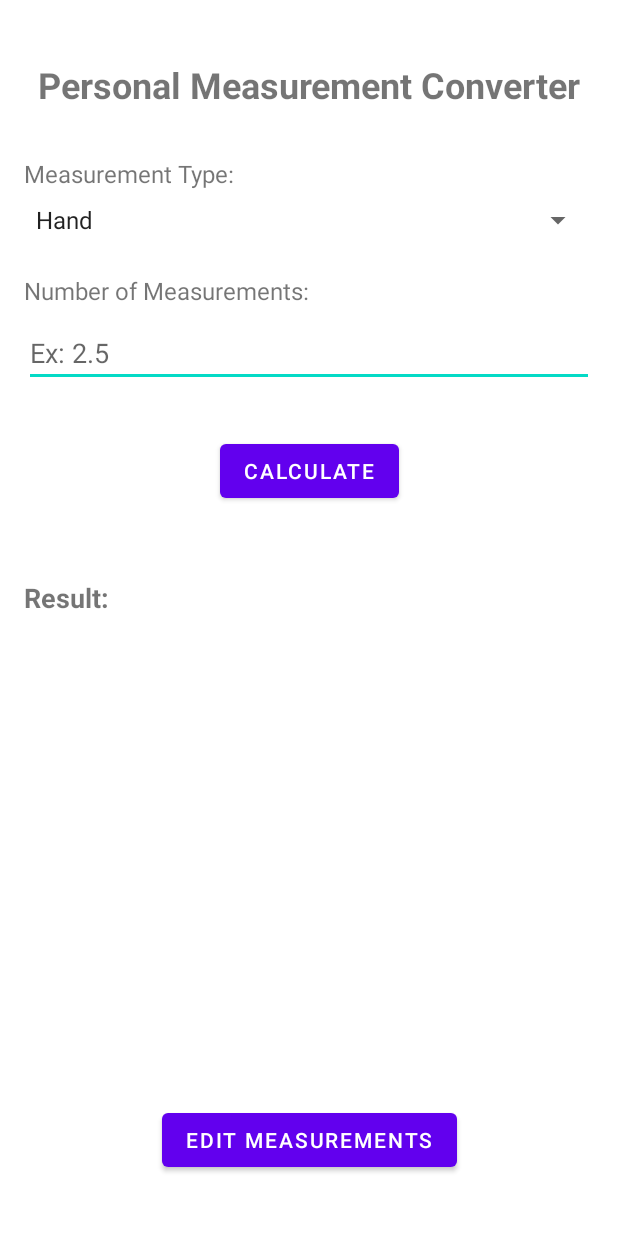
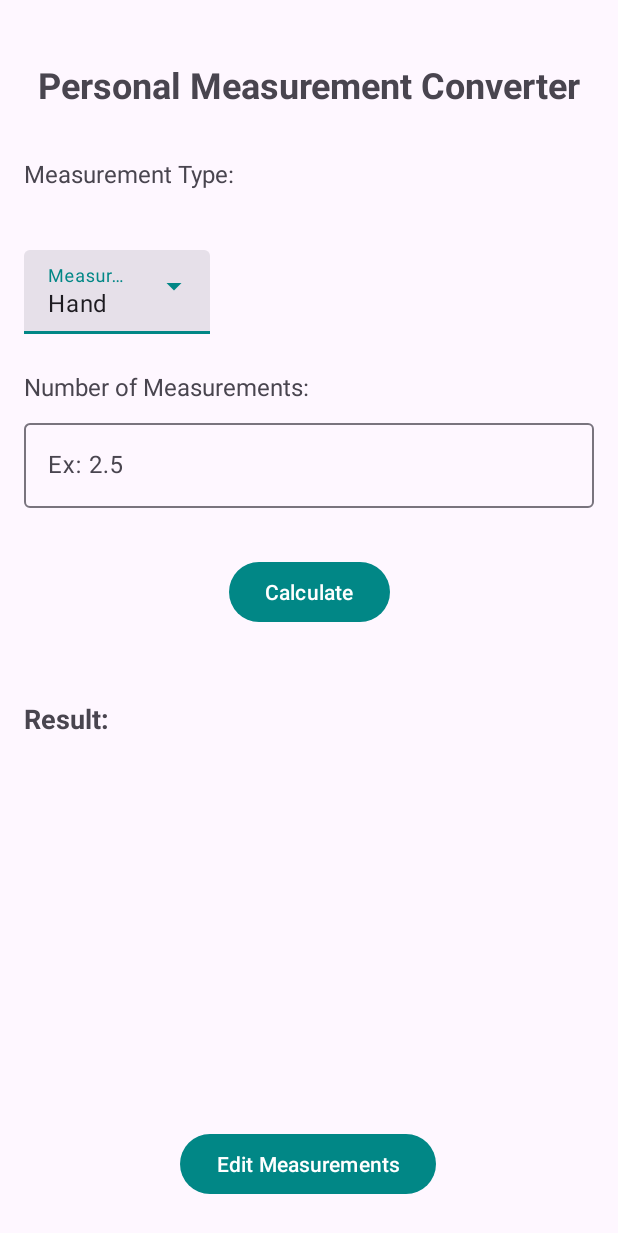
Before and after one commit to LilMbuziVert/Handy, an Android app built with Jetpack Compose: the screen it shows after launch (MainActivity), on a phone screen of 412 x 824 dp. Shown: the top 1233 px of the screen. Run offline under Robolectric (Android 15) with nearby library versions, the phone set to English and light mode, and no system bars.

Commit message:
material changes

```diff
--- a/app/src/main/AndroidManifest.xml
+++ b/app/src/main/AndroidManifest.xml
@@ -8,6 +8,7 @@
         android:fullBackupContent="@xml/backup_rules"
         android:icon="@mipmap/ic_launcher"
         android:label="@string/app_name"
+        tools:replace="android:theme"
         android:roundIcon="@mipmap/ic_launcher_round"
         android:supportsRtl="true"
         android:theme="@style/Theme.Handy"
--- a/app/src/main/java/com/example/handy/MainActivity.kt
+++ b/app/src/main/java/com/example/handy/MainActivity.kt
@@ -2,38 +2,25 @@ package com.example.handy
 
 import android.annotation.SuppressLint
 import android.os.Bundle
-import android.preference.PreferenceManager
 import android.view.View
-import android.widget.AdapterView
 import android.widget.Button
 import android.widget.EditText
-import android.widget.Spinner
 import android.widget.TextView
 import android.widget.ArrayAdapter
 import android.widget.Toast
-import androidx.activity.ComponentActivity
-import androidx.activity.compose.setContent
-import androidx.activity.enableEdgeToEdge
 import androidx.appcompat.app.AppCompatActivity
-import androidx.compose.foundation.layout.fillMaxSize
-import androidx.compose.foundation.layout.padding
-import androidx.compose.material3.Scaffold
-import androidx.compose.material3.Text
-import androidx.compose.runtime.Composable
-import androidx.compose.ui.Modifier
-import androidx.compose.ui.text.toLowerCase
-import androidx.compose.ui.tooling.preview.Preview
-import com.example.handy.ui.theme.HandyTheme
+import com.google.android.material.textfield.MaterialAutoCompleteTextView
 import java.util.Locale
 
 class MainActivity : AppCompatActivity() {
     private lateinit var measurementConverter: MeasurementConverter
 
     //Input fields
-    private lateinit var spinnerMeasurementType: Spinner
-    private lateinit var spinnerFingerType: Spinner
+    private lateinit var spinnerMeasurementType: MaterialAutoCompleteTextView
+    private lateinit var spinnerFingerType: MaterialAutoCompleteTextView
     private lateinit var editTextMeasurementValue: EditText
     private lateinit var buttonCalculate: Button
+    private lateinit var buttonSettings: Button
     private lateinit var textViewResult: TextView
 
     // Available measurement types
@@ -49,6 +36,7 @@ class MainActivity : AppCompatActivity() {
         spinnerFingerType = findViewById(R.id.spinnerFingerType)
         editTextMeasurementValue = findViewById(R.id.editTextMeasurementValue)
         buttonCalculate = findViewById(R.id.buttonCalculate)
+        buttonSettings = findViewById(R.id.buttonSettings)
         textViewResult = findViewById(R.id.textViewResult)
 
 
@@ -71,35 +59,36 @@ class MainActivity : AppCompatActivity() {
             calculateMeasurement()
         }
 
+
+        //setup measurement button
+        buttonSettings.setOnClickListener{
+            showSetupDialog()
+        }
+
     }
 
-    private fun setupSpinners(){
+    private fun setupSpinners() {
 
-        //Set up measurement type spinner
+        // Set up measurement type dropdown
         val measurementAdapter = ArrayAdapter(
-            this, android.R.layout.simple_spinner_item, measurementTypes
+            this, android.R.layout.simple_dropdown_item_1line, measurementTypes
         )
-        measurementAdapter.setDropDownViewResource(android.R.layout.simple_spinner_dropdown_item)
-        spinnerMeasurementType.adapter = measurementAdapter
+        (spinnerMeasurementType as? MaterialAutoCompleteTextView)?.setAdapter(measurementAdapter)
 
-        //Setup finger type spinner
+        // Setup finger type dropdown
         val fingerAdapter = ArrayAdapter(
-            this, android.R.layout.simple_spinner_item, fingerTypes
+            this, android.R.layout.simple_dropdown_item_1line, fingerTypes
         )
-        fingerAdapter.setDropDownViewResource(android.R.layout.simple_spinner_dropdown_item)
-        spinnerFingerType.adapter = fingerAdapter
+        (spinnerFingerType as? MaterialAutoCompleteTextView)?.setAdapter(fingerAdapter)
 
-        //show/hide spinner based on selected measurement type
-        spinnerMeasurementType.onItemSelectedListener = object : AdapterView.OnItemSelectedListener{
-            override fun onItemSelected(parent:AdapterView<*>?, view: View?, position: Int, id:Long){
-                spinnerFingerType.visibility = if (position == 1) View.VISIBLE else View.GONE
-            }
+        // Handle selection for measurement type
+        (spinnerMeasurementType as? MaterialAutoCompleteTextView)?.setOnItemClickListener { _, _, position, _ ->
+            spinnerFingerType.visibility = if (position == 1) View.VISIBLE else View.GONE
+        }
 
-            override fun onNothingSelected(parent: AdapterView<*>?) {
-                spinnerFingerType.visibility = View.GONE
-            }
-
-        }
+        // Set initial selection to trigger the visibility logic
+        (spinnerMeasurementType as? MaterialAutoCompleteTextView)?.setText(measurementTypes[0], false)
+        spinnerFingerType.visibility = View.GONE
     }
 
     private fun loadMeasurements(){
@@ -151,7 +140,7 @@ class MainActivity : AppCompatActivity() {
     @SuppressLint("SetTextI18n")
     private fun calculateMeasurement() {
         try {
-            val measurementType = spinnerMeasurementType.selectedItem as String
+            val measurementType = spinnerMeasurementType.text.toString()
             val inputValue = editTextMeasurementValue.text.toString().toDoubleOrNull()
 
             if (inputValue == null) {
@@ -162,7 +151,7 @@ class MainActivity : AppCompatActivity() {
             val result = when (measurementType) {
                 "Hand" -> measurementConverter.handsToMetric(inputValue)
                 "Finger" -> {
-                    val fingerType = spinnerFingerType.selectedItem as String
+                    val fingerType = spinnerFingerType.text.toString()
                     measurementConverter.fingersToMetric(fingerType.lowercase(Locale.ROOT), inputValue)
                 }
                 "Forearm" -> measurementConverter.forearmsToMetric(inputValue)
@@ -171,7 +160,7 @@ class MainActivity : AppCompatActivity() {
 
             // Display the result
             textViewResult.text = "$inputValue $measurementType ${
-                if (measurementType == "Finger") "(" + spinnerFingerType.selectedItem + ")" else ""
+                if (measurementType == "Finger") "(" + spinnerFingerType.text.toString() + ")" else ""
             } = ${result.value} ${result.unit}"
 
         } catch (e: Exception) {
--- a/app/src/main/res/layout/activity_main.xml
+++ b/app/src/main/res/layout/activity_main.xml
@@ -8,11 +8,12 @@
     android:padding="16dp"
     tools:context=".MainActivity">
 
-    <TextView
+    <!--Title-->
+    <com.google.android.material.textview.MaterialTextView
         android:id="@+id/textViewTitle"
         android:layout_width="wrap_content"
         android:layout_height="wrap_content"
-        android:text="Personal Measurement Converter"
+        android:text="@string/personal_measurement_converter"
         android:textSize="24sp"
         android:textStyle="bold"
         app:layout_constraintTop_toTopOf="parent"
@@ -20,97 +21,145 @@
         app:layout_constraintEnd_toEndOf="parent"
         android:layout_marginTop="24dp" />
 
-    <TextView
+    <com.google.android.material.textview.MaterialTextView
         android:id="@+id/textViewMeasurementTypeLabel"
         android:layout_width="wrap_content"
         android:layout_height="wrap_content"
-        android:text="Measurement Type:"
+        android:text="@string/measurement_type"
         android:textSize="16sp"
         app:layout_constraintTop_toBottomOf="@id/textViewTitle"
         app:layout_constraintStart_toStartOf="parent"
-        android:layout_marginTop="32dp" />
+        android:layout_marginTop="32dp"/>
 
-    <Spinner
-        android:id="@+id/spinnerMeasurementType"
-        android:layout_width="0dp"
+    <!--Measurement Spinner-->
+    <com.google.android.material.textfield.TextInputLayout
+        android:id="@+id/textInputLayoutMeasurementType"
+        android:layout_width="wrap_content"
         android:layout_height="wrap_content"
+        android:layout_marginTop="32dp"
+        android:hint="@string/measurement_type"
         app:layout_constraintTop_toBottomOf="@id/textViewMeasurementTypeLabel"
         app:layout_constraintStart_toStartOf="parent"
-        app:layout_constraintEnd_toEndOf="parent"
-        android:layout_marginTop="8dp" />
+        style="@style/Widget.Material3.TextInputLayout.FilledBox.ExposedDropdownMenu">
 
-    <Spinner
-        android:id="@+id/spinnerFingerType"
-        android:layout_width="0dp"
+        <com.google.android.material.textfield.MaterialAutoCompleteTextView
+            android:id="@+id/spinnerMeasurementType"
+            android:layout_width="wrap_content"
+            android:layout_height="wrap_content"
+            app:layout_constraintTop_toBottomOf="@id/textViewMeasurementTypeLabel"
+            app:layout_constraintStart_toStartOf="parent"
+            app:layout_constraintEnd_toEndOf="parent"
+            android:layout_marginTop="8dp"
+            android:clickable="true"
+            android:focusable="true"
+            android:inputType="none"
+            android:textAppearance="@style/TextAppearance.Material3.BodyLarge"/>
+
+    </com.google.android.material.textfield.TextInputLayout>
+
+
+    <!--FingerSpinner-->
+    <com.google.android.material.textfield.TextInputLayout
+        android:id="@+id/textInputLayoutFingerType"
+        android:layout_width="wrap_content"
         android:layout_height="wrap_content"
-        app:layout_constraintTop_toBottomOf="@id/spinnerMeasurementType"
+        android:hint="@string/finger_type"
+        app:layout_constraintTop_toBottomOf="@id/textInputLayoutMeasurementType"
         app:layout_constraintStart_toStartOf="parent"
         app:layout_constraintEnd_toEndOf="parent"
         android:layout_marginTop="16dp"
-        android:visibility="gone" />
+        android:visibility="gone">
 
-    <TextView
+        <com.google.android.material.textfield.MaterialAutoCompleteTextView
+            android:id="@+id/spinnerFingerType"
+            android:layout_width="wrap_content"
+            android:layout_height="wrap_content"
+            android:layout_marginTop="16dp"
+            android:clickable="true"
+            android:focusable="true"
+            android:inputType="none"
+            android:visibility="gone"
+            app:layout_constraintEnd_toEndOf="parent"
+            app:layout_constraintStart_toStartOf="parent"
+            android:textAppearance="@style/TextAppearance.Material3.BodyLarge" />
+    </com.google.android.material.textfield.TextInputLayout>
+
+
+    <com.google.android.material.textview.MaterialTextView
         android:id="@+id/textViewValueLabel"
         android:layout_width="wrap_content"
         android:layout_height="wrap_content"
-        android:text="Number of Measurements:"
+        android:text="@string/number_of_measurements"
         android:textSize="16sp"
-        app:layout_constraintTop_toBottomOf="@id/spinnerFingerType"
+        app:layout_constraintTop_toBottomOf="@id/textInputLayoutFingerType"
         app:layout_constraintStart_toStartOf="parent"
         android:layout_marginTop="24dp" />
 
-    <EditText
-        android:id="@+id/editTextMeasurementValue"
+    <com.google.android.material.textfield.TextInputLayout
+        android:id="@+id/textInputLayoutMeasurementValue"
         android:layout_width="0dp"
         android:layout_height="wrap_content"
-        android:inputType="numberDecimal"
-        android:hint="Ex: 2.5"
+        android:layout_marginTop="8dp"
+        android:hint="@string/measurement_example"
+        app:layout_constraintEnd_toEndOf="parent"
+        app:layout_constraintStart_toStartOf="parent"
         app:layout_constraintTop_toBottomOf="@id/textViewValueLabel"
-        app:layout_constraintStart_toStartOf="parent"
-        app:layout_constraintEnd_toEndOf="parent"
-        android:layout_marginTop="8dp" />
+        app:endIconMode="clear_text">
 
-    <Button
+        <com.google.android.material.textfield.TextInputEditText
+            android:id="@+id/editTextMeasurementValue"
+            android:layout_width="match_parent"
+            android:layout_height="wrap_content"
+            android:inputType="numberDecimal" />
+    </com.google.android.material.textfield.TextInputLayout>
+
+    <com.google.android.material.button.MaterialButton
         android:id="@+id/buttonCalculate"
         android:layout_width="wrap_content"
         android:layout_height="wrap_content"
         android:text="@string/calculate"
-        app:layout_constraintTop_toBottomOf="@id/editTextMeasurementValue"
+        android:layout_marginTop="32dp"
+        app:layout_constraintEnd_toEndOf="parent"
         app:layout_constraintStart_toStartOf="parent"
-        app:layout_constraintEnd_toEndOf="parent"
-        android:layout_marginTop="32dp" />
+        app:layout_constraintTop_toBottomOf="@id/textInputLayoutMeasurementValue" />
 
-    <TextView
+    <com.google.android.material.textview.MaterialTextView
         android:id="@+id/textViewResultLabel"
         android:layout_width="wrap_content"
         android:layout_height="wrap_content"
+        android:layout_marginTop="48dp"
         android:text="@string/result"
         android:textSize="18sp"
         android:textStyle="bold"
-        app:layout_constraintTop_toBottomOf="@id/buttonCalculate"
         app:layout_constraintStart_toStartOf="parent"
-        android:layout_marginTop="48dp" />
+        app:layout_constraintTop_toBottomOf="@id/buttonCalculate" />
 
-    <TextView
+    <com.google.android.material.textview.MaterialTextView
         android:id="@+id/textViewResult"
         android:layout_width="0dp"
         android:layout_height="wrap_content"
-        android:textSize="20sp"
+        android:layout_marginTop="16dp"
         android:gravity="center"
         android:textColor="@android:color/holo_blue_dark"
-        app:layout_constraintTop_toBottomOf="@id/textViewResultLabel"
+        android:textSize="20sp"
+        app:layout_constraintEnd_toEndOf="parent"
         app:layout_constraintStart_toStartOf="parent"
-        app:layout_constraintEnd_toEndOf="parent"
-        android:layout_marginTop="16dp" />
+        app:layout_constraintTop_toBottomOf="@id/textViewResultLabel" />
 
-    <Button
+    <com.google.android.material.button.MaterialButton
         android:id="@+id/buttonSettings"
         android:layout_width="wrap_content"
         android:layout_height="wrap_content"
+        android:layout_marginBottom="8dp"
         android:text="@string/edit_measurements"
         app:layout_constraintBottom_toBottomOf="parent"
-        app:layout_constraintStart_toStartOf="parent"
         app:layout_constraintEnd_toEndOf="parent"
-        android:layout_marginBottom="24dp" />
+        app:layout_constraintHorizontal_bias="0.497"
+        app:layout_constraintStart_toStartOf="parent" />
+
+
+
+
+
 
 </androidx.constraintlayout.widget.ConstraintLayout>
--- a/app/src/main/res/values/strings.xml
+++ b/app/src/main/res/values/strings.xml
@@ -9,4 +9,9 @@
     <string name="calculate">Calculate</string>
     <string name="result">Result:</string>
     <string name="edit_measurements">Edit Measurements</string>
+    <string name="personal_measurement_converter">Personal Measurement Converter</string>
+    <string name="measurement_type">Measurement Type:</string>
+    <string name="finger_type">finger_type\n</string>
+    <string name="number_of_measurements">Number of Measurements:</string>
+    <string name="measurement_example">"Ex: 2.5"\n</string>
 </resources>
--- a/app/src/main/res/values/themes.xml
+++ b/app/src/main/res/values/themes.xml
@@ -1,5 +1,10 @@
 <?xml version="1.0" encoding="utf-8"?>
-<resources>
+<resources xmlns:tools="http://schemas.android.com/tools">
 
-    <style name="Theme.Handy" parent="Theme.MaterialComponents.DayNight.NoActionBar" />
+    <style name="Theme.Handy" parent="Theme.Material3.DayNight.NoActionBar">
+        <item name="colorPrimary">@color/teal_700</item>
+        <item name="colorPrimaryDark">@color/black</item>
+        <item name="colorAccent">@color/purple_200</item>
+    </style>
+
 </resources>
--- a/build.gradle.kts
+++ b/build.gradle.kts
@@ -11,8 +11,8 @@ buildscript{
         mavenCentral()
     }
     dependencies{
-        classpath ("com.android.tools.build:gradle:7.0.4")
-        classpath ("org.jetbrains.kotlin:kotlin-gradle-plugin:1.6.10")
+        classpath (libs.gradle)
+        classpath (libs.kotlin.gradle.plugin)
     }
 }
 
```
Also changed, not shown: gradle/libs.versions.toml (+6 -2 lines).
